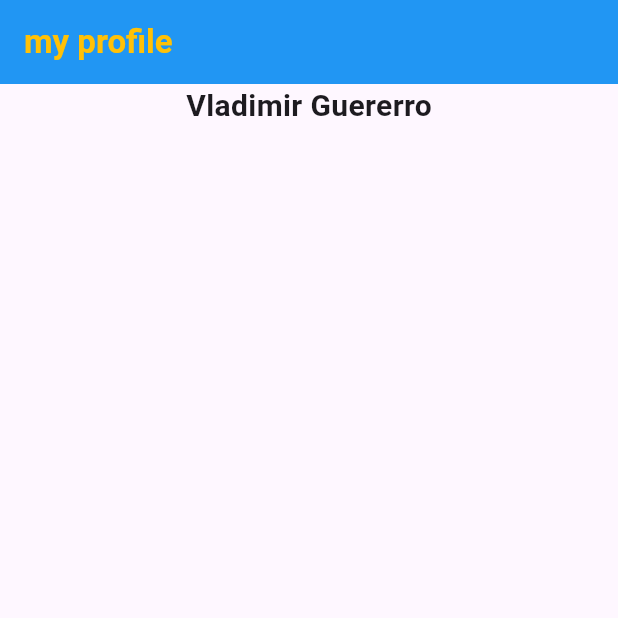
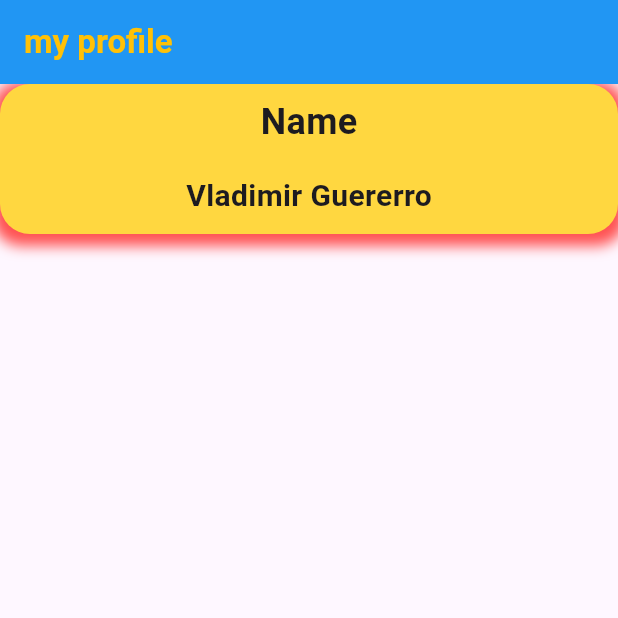
Before and after one commit to Dantoria/flutter_profile_card, a Flutter app: the screen it shows after launch, on a phone screen of 412 x 824 dp, the top half of it. Run offline on Flutter 3.47's test engine with Material 3 defaults, Android fonts, the phone set to English and light mode, and no system bars.

Commit message:
belajar container, padding

```diff
--- a/lib/profile.dart
+++ b/lib/profile.dart
@@ -19,16 +19,47 @@ class ProfileCard extends StatelessWidget {
       body: Center(
         child: Column(
           children: [
-            Text('Vladimir Guererro', style: TextStyle(
-              fontSize: 20,
-              fontWeight: FontWeight.bold,
-            ),
-            ),
-            Row(
-              children: <Widget>[
-                Column(),
-                Column(),
-              ],
+            Container(
+              width: MediaQuery.of(context).size.width,
+              height: 100,
+              decoration: BoxDecoration(
+                color: Colors.amberAccent,
+                borderRadius: BorderRadius.circular(20),
+                boxShadow: [
+                  BoxShadow(
+                    color: Colors.redAccent,
+                    spreadRadius: 5.0,
+                    blurRadius: 7.0,
+                    offset: Offset(0, 3),
+                  )
+                ]
+              ),
+              child: Column(
+                children: [
+                  Padding(
+                    padding: const EdgeInsets.all(8.0),
+                    /**
+                     *
+                     */
+                    child: Text(
+                      'Name',
+                      style: TextStyle(
+                        fontSize: 24,
+                        fontWeight:
+                        FontWeight.bold),
+                        ),
+                  ),
+                  SizedBox(
+                    height: 10,
+                    ),
+                  Text(
+                    'Vladimir Guererro', style: TextStyle(
+                    fontSize: 20,
+                    fontWeight: FontWeight.bold,
+                  ),
+                  ),
+                ],
+              ),
             )
           ],
         ),
```
